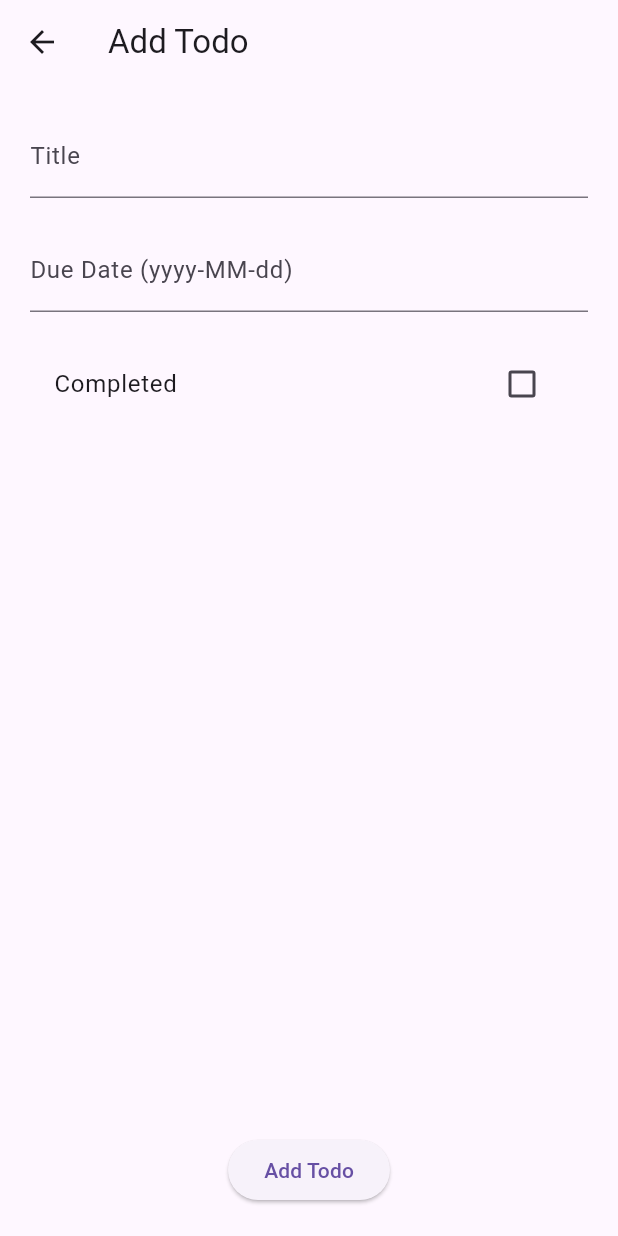
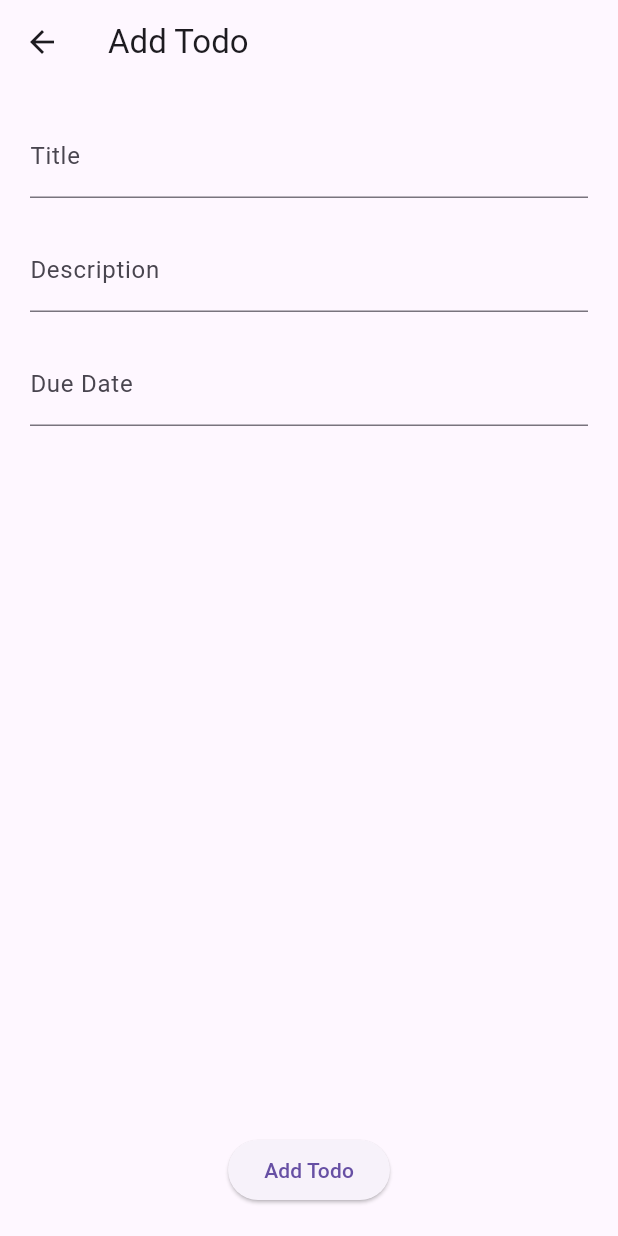
Before and after one commit to muhnuryusri/elnusa_petrofin, a Flutter app: the screen it shows after launch, after a tap on "Add New Todo", on a phone screen of 412 x 824 dp. Run offline on Flutter 3.47's test engine with Material 3 defaults, Android fonts, the phone set to English and light mode, and no system bars; our stand-ins replace dio, get; network calls fail.

Commit message:
update home and todo detail

```diff
--- a/lib/presentation/views/add_edit/controller/todo_add_edit_controller.dart
+++ b/lib/presentation/views/add_edit/controller/todo_add_edit_controller.dart
@@ -15,6 +15,7 @@ class TodoAddEditController extends GetxController {
   });
 
   final titleController = TextEditingController();
+  final descriptionController = TextEditingController();
   final dueDateController = TextEditingController();
   final completed = false.obs;
 
@@ -30,10 +31,10 @@ class TodoAddEditController extends GetxController {
     final args = Get.arguments;
     if (args != null && args['todo'] != null) {
       final TodoEntity todo = args['todo'];
-      isEdit = true;
       id = todo.id;
       todoId = todo.todoId;
       titleController.text = todo.title;
+      descriptionController.text = todo.description ?? "";
       dueDateController.text = todo.dueDate;
       completed.value = todo.completed;
     }
@@ -46,8 +47,9 @@ class TodoAddEditController extends GetxController {
       id: id ?? "0",
       todoId: todoId ?? 0,
       title: titleController.text,
+      description: descriptionController.text,
       dueDate: dueDateController.text,
-      completed: completed.value,
+      completed: false,
     );
 
     try {
--- a/lib/presentation/views/add_edit/todo_add_edit.dart
+++ b/lib/presentation/views/add_edit/todo_add_edit.dart
@@ -26,17 +26,18 @@ class TodoAddEdit extends StatelessWidget {
                 validator: (val) => val == null || val.isEmpty ? 'Required' : null,
               ),
               const SizedBox(height: 20),
-              TextFormField(
-                controller: controller.dueDateController,
-                decoration: const InputDecoration(labelText: 'Due Date (yyyy-MM-dd)'),
+                            TextFormField(
+                controller: controller.descriptionController,
+                decoration: const InputDecoration(labelText: 'Description'),
                 validator: (val) => val == null || val.isEmpty ? 'Required' : null,
               ),
               const SizedBox(height: 20),
-              Obx(() => CheckboxListTile(
-                    title: const Text("Completed"),
-                    value: controller.completed.value,
-                    onChanged: (val) => controller.completed.value = val ?? false,
-                  )),
+              TextFormField(
+                controller: controller.dueDateController,
+                decoration: const InputDecoration(labelText: 'Due Date'),
+                validator: (val) => val == null || val.isEmpty ? 'Required' : null,
+              ),
+              const SizedBox(height: 20),
               const Spacer(),
               ElevatedButton(
                 onPressed: controller.onSubmit,
--- a/lib/presentation/views/detail/controller/todo_detail_binding.dart
+++ b/lib/presentation/views/detail/controller/todo_detail_binding.dart
@@ -1,4 +1,5 @@
 import 'package:elnusa_petrofin/data/repository/todo_repository_impl.dart';
+import 'package:elnusa_petrofin/domain/usecase/delete_todo_use_case.dart';
 import 'package:elnusa_petrofin/domain/usecase/get_todo_detail_use_case.dart';
 import 'package:elnusa_petrofin/domain/usecase/update_todo_use_case.dart';
 import 'package:elnusa_petrofin/presentation/views/detail/controller/todo_detail_controller.dart';
@@ -11,9 +12,11 @@ class TodoDetailBinding extends Bindings {
 
     Get.lazyPut(() => UpdateTodoUseCase(Get.find<TodoRepositoryImpl>()));
 
+    Get.lazyPut(() => DeleteTodoUseCase(Get.find<TodoRepositoryImpl>()));
+
     Get.lazyPut<TodoDetailController>(
       () =>
-          TodoDetailController(todoDetail: Get.find(), updateTodo: Get.find()),
+          TodoDetailController(todoDetail: Get.find(), updateTodo: Get.find(), deleteTodo: Get.find()),
     );
   }
 }
--- a/lib/presentation/views/home/controller/home_controller.dart
+++ b/lib/presentation/views/home/controller/home_controller.dart
@@ -10,6 +10,7 @@ class HomeController extends GetxController {
   HomeController({required this.getTodos, required this.updateTodo});
 
   final todoList = <TodoEntity>[].obs;
+  final isLoading = false.obs;
 
   @override
   void onInit() async {
@@ -25,10 +26,13 @@ class HomeController extends GetxController {
 
   Future<void> loadTodos() async {
     try {
+      isLoading.value = true;
       final todos = await getTodos();
       todoList.assignAll(todos);
     } catch (e) {
       Get.snackbar('Error', 'Failed to update todo');
+    } finally {
+      isLoading.value = false;
     }
   }
 
--- a/lib/presentation/views/home/home.dart
+++ b/lib/presentation/views/home/home.dart
@@ -27,26 +27,35 @@ class Home extends StatelessWidget {
                   child: Padding(
                     padding: EdgeInsets.only(bottom: 50),
                     child: Obx(() {
+                      if (controller.isLoading.value) {
+                        return const Center(child: CircularProgressIndicator());
+                      }
+
                       return ListView.builder(
                         itemCount: controller.todoList.length,
                         itemBuilder: (context, index) {
                           final todo = controller.todoList[index];
-                          print(
-                            "Todo => ID: ${todo.todoId}, Title: ${todo.title}, Completed: ${todo.completed}",
-                          );
                           return BaseItem(
                             title: todo.title,
                             dueDate: todo.dueDate,
-                            onTap: () {
-                              Get.to(
+                            onTap: () async {
+                              final result = await Get.to(
                                 () => TodoDetail(),
                                 arguments: {'todoId': int.parse(todo.id)},
                                 binding: TodoDetailBinding(),
                               );
+
+                              if (result == true) {
+                                controller
+                                    .loadTodos();
+                              }
                             },
                             isChecked: todo.completed,
                             onCheckboxChanged: (val) {
-                              controller.toggleTodoCompletion(todo, val ?? false);
+                              controller.toggleTodoCompletion(
+                                todo,
+                                val ?? false,
+                              );
                             },
                           );
                         },
```
Also changed, not shown: lib/presentation/views/detail/controller/todo_detail_controller.dart (+26 -6 lines), lib/presentation/views/detail/todo_detail.dart (+35 -5 lines).
